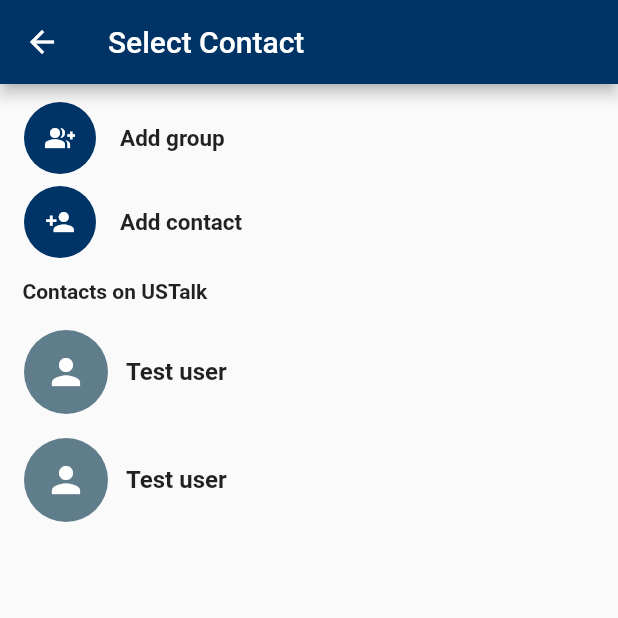
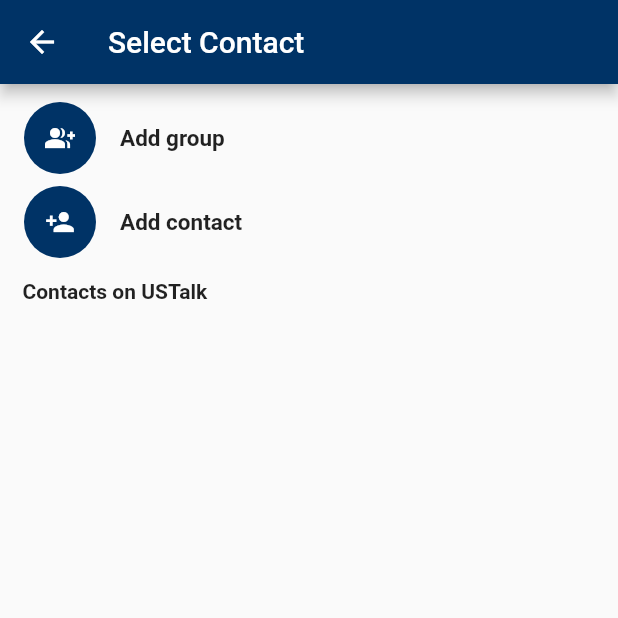
Before and after one commit to chanjeff2/fyp-chat-app, a Flutter app: the SelectContact screen opened directly, on a phone screen of 412 x 824 dp, the top half of it. Run offline on Flutter 3.47's test engine with Material 2 defaults, Android fonts, the light colour scheme and no system bars; our stand-ins replace device_info_plus, emoji_picker_flutter, firebase_core, firebase_messaging, flutter_local_notifications, flutter_native_splash and 3 more; missing offline and left inert: libsignal_protocol_dart; accounts and stored records are empty.

```diff
--- a/lib/screens/home/select_contact.dart
+++ b/lib/screens/home/select_contact.dart
@@ -23,6 +23,8 @@ class _SelectContactState extends State<SelectContact> {
     Contact(username: 'test2', id: 'test2')
   ];
 
+  final List<User> _localStorageContact = [];
+
   String addContactInput = "";
 
   late TextEditingController addContactController;
@@ -34,6 +36,9 @@ class _SelectContactState extends State<SelectContact> {
     super.initState();
 
     addContactController = TextEditingController();
+    //NOT debugged as database table storage may changed
+    ContactStore().getAllContact().then((value) => _localStorageContact);
+
   }
 
   //dispose the add contact controller
@@ -52,7 +57,7 @@ class _SelectContactState extends State<SelectContact> {
         body: Padding(
           padding: const EdgeInsets.only(top: 8),
           child: ListView.builder(
-              itemCount: _contacts.length + 3,
+              itemCount: _localStorageContact.length + 3,
               itemBuilder: (context, index) {
                 switch (index) {
                   case 0:
@@ -91,6 +96,8 @@ class _SelectContactState extends State<SelectContact> {
                                   id: addUser.userId));
                               //local storage on disk
                               ContactStore().storeContact(addUser);
+                              //NOT debugged as database table storage may changed
+                              ContactStore().getAllContact().then((value) => _localStorageContact);
                             });
 
                             //print(_contacts.length);
--- a/lib/storage/contact_store.dart
+++ b/lib/storage/contact_store.dart
@@ -65,7 +65,6 @@ class ContactStore {
     final db = await DiskStorage().db;
     final result = await db.query(
       table,
-      where: '${User.columnUsername} = ?',
     );
     if (result.isEmpty) {
       return null;
```
